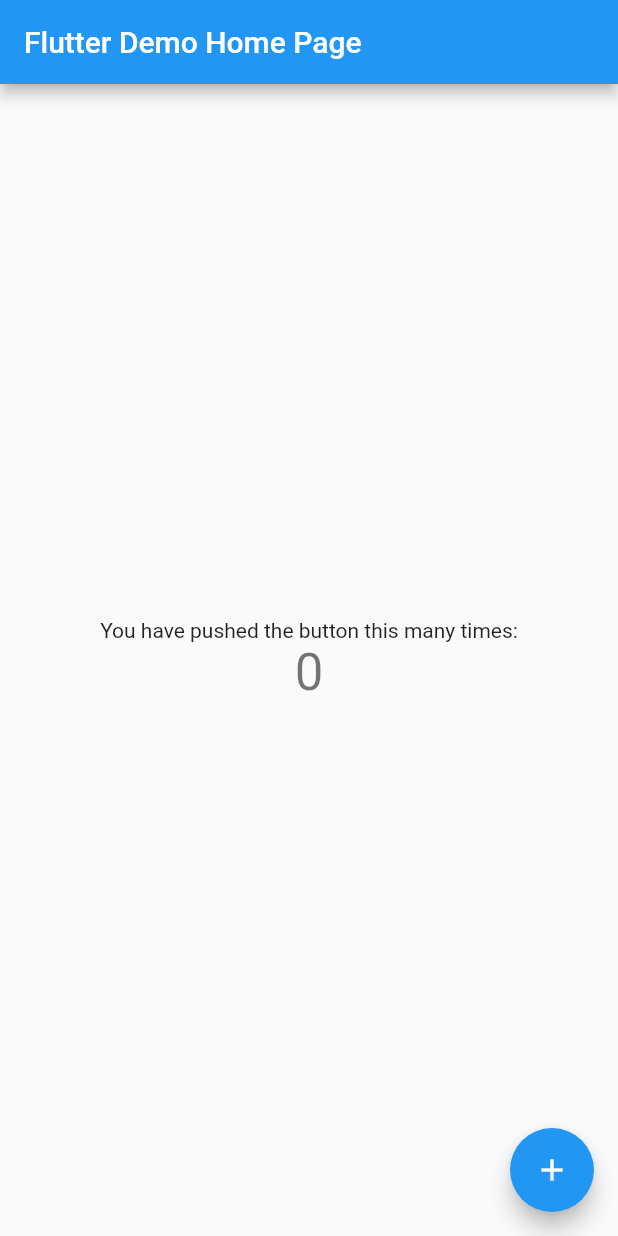
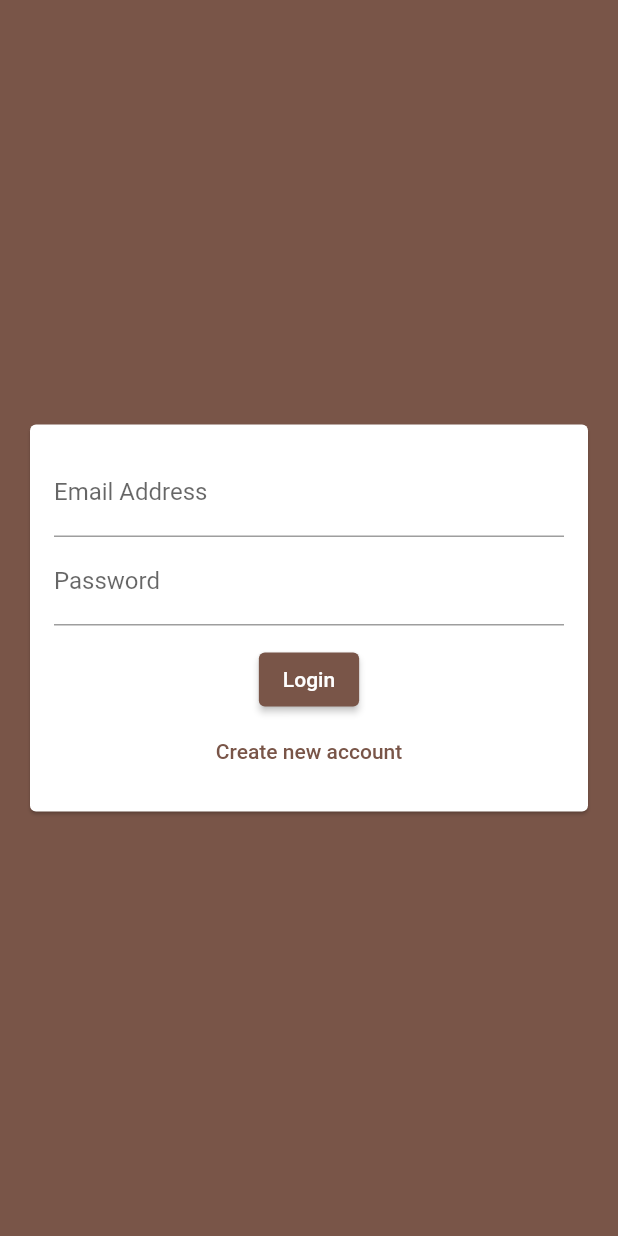
Before and after one commit to IzzulhaqFS/flutter_chat_app, a Flutter app: the screen it shows after launch, on a phone screen of 412 x 824 dp. Run offline on Flutter 3.47's test engine with Material 2 defaults, Android fonts, the phone set to English and light mode, and no system bars; our stand-ins replace cloud_firestore, firebase_auth, firebase_storage, image_picker; accounts and stored records are empty.

Commit message:
Signup & Login Page and Login FE

```diff
--- a/lib/main.dart
+++ b/lib/main.dart
@@ -1,3 +1,4 @@
+import 'package:chat_app_theozu/screens/auth_screen.dart';
 import 'package:flutter/material.dart';
 
 void main() {
@@ -7,109 +8,22 @@
 class MyApp extends StatelessWidget {
   const MyApp({super.key});
 
-  // This widget is the root of your application.
   @override
   Widget build(BuildContext context) {
     return MaterialApp(
       title: 'Flutter Demo',
       theme: ThemeData(
-        // This is the theme of your application.
-        //
-        // Try running your application with "flutter run". You'll see the
-        // application has a blue toolbar. Then, without quitting the app, try
-        // changing the primarySwatch below to Colors.green and then invoke
-        // "hot reload" (press "r" in the console where you ran "flutter run",
-        // or simply save your changes to "hot reload" in a Flutter IDE).
-        // Notice that the counter didn't reset back to zero; the application
-        // is not restarted.
-        primarySwatch: Colors.blue,
+        primarySwatch: Colors.brown,
+        backgroundColor: Colors.grey,
+        buttonTheme: ButtonTheme.of(context).copyWith(
+          buttonColor: Colors.brown,
+          textTheme: ButtonTextTheme.primary,
+          shape: RoundedRectangleBorder(
+            borderRadius: BorderRadius.circular(20),
+          ),
+        ),
       ),
-      home: const MyHomePage(title: 'Flutter Demo Home Page'),
+      home: const AuthScreen(),
     );
   }
 }
-
-class MyHomePage extends StatefulWidget {
-  const MyHomePage({super.key, required this.title});
-
-  // This widget is the home page of your application. It is stateful, meaning
-  // that it has a State object (defined below) that contains fields that affect
-  // how it looks.
-
-  // This class is the configuration for the state. It holds the values (in this
-  // case the title) provided by the parent (in this case the App widget) and
-  // used by the build method of the State. Fields in a Widget subclass are
-  // always marked "final".
-
-  final String title;
-
-  @override
-  State<MyHomePage> createState() => _MyHomePageState();
-}
-
-class _MyHomePageState extends State<MyHomePage> {
-  int _counter = 0;
-
-  void _incrementCounter() {
-    setState(() {
-      // This call to setState tells the Flutter framework that something has
-      // changed in this State, which causes it to rerun the build method below
-      // so that the display can reflect the updated values. If we changed
-      // _counter without calling setState(), then the build method would not be
-      // called again, and so nothing would appear to happen.
-      _counter++;
-    });
-  }
-
-  @override
-  Widget build(BuildContext context) {
-    // This method is rerun every time setState is called, for instance as done
-    // by the _incrementCounter method above.
-    //
-    // The Flutter framework has been optimized to make rerunning build methods
-    // fast, so that you can just rebuild anything that needs updating rather
-    // than having to individually change instances of widgets.
-    return Scaffold(
-      appBar: AppBar(
-        // Here we take the value from the MyHomePage object that was created by
-        // the App.build method, and use it to set our appbar title.
-        title: Text(widget.title),
-      ),
-      body: Center(
-        // Center is a layout widget. It takes a single child and positions it
-        // in the middle of the parent.
-        child: Column(
-          // Column is also a layout widget. It takes a list of children and
-          // arranges them vertically. By default, it sizes itself to fit its
-          // children horizontally, and tries to be as tall as its parent.
-          //
-          // Invoke "debug painting" (press "p" in the console, choose the
-          // "Toggle Debug Paint" action from the Flutter Inspector in Android
-          // Studio, or the "Toggle Debug Paint" command in Visual Studio Code)
-          // to see the wireframe for each widget.
-          //
-          // Column has various properties to control how it sizes itself and
-          // how it positions its children. Here we use mainAxisAlignment to
-          // center the children vertically; the main axis here is the vertical
-          // axis because Columns are vertical (the cross axis would be
-          // horizontal).
-          mainAxisAlignment: MainAxisAlignment.center,
-          children: <Widget>[
-            const Text(
-              'You have pushed the button this many times:',
-            ),
-            Text(
-              '$_counter',
-              style: Theme.of(context).textTheme.headlineMedium,
-            ),
-          ],
-        ),
-      ),
-      floatingActionButton: FloatingActionButton(
-        onPressed: _incrementCounter,
-        tooltip: 'Increment',
-        child: const Icon(Icons.add),
-      ), // This trailing comma makes auto-formatting nicer for build methods.
-    );
-  }
-}
--- /dev/null
+++ b/lib/screens/auth_screen.dart
@@ -0,0 +1,85 @@
+import 'dart:io';
+
+import 'package:chat_app_theozu/widgets/form/auth_form.dart';
+import 'package:cloud_firestore/cloud_firestore.dart';
+import 'package:firebase_auth/firebase_auth.dart';
+import 'package:firebase_storage/firebase_storage.dart';
+import 'package:flutter/material.dart';
+import 'package:flutter/services.dart';
+
+class AuthScreen extends StatefulWidget {
+  const AuthScreen({super.key});
+
+  @override
+  State<AuthScreen> createState() => _AuthScreenState();
+}
+
+class _AuthScreenState extends State<AuthScreen> {
+  final _auth = FirebaseAuth.instance;
+  var _isLoading = false;
+
+  void _submitAuthForm(
+    String email,
+    String name,
+    String password,
+    File? image,
+    bool isLogin,
+    BuildContext context,
+  ) async {
+    UserCredential authResult;
+    try {
+      setState(() {
+        _isLoading = true;
+      });
+
+      if (isLogin) {
+        authResult = await _auth.signInWithEmailAndPassword(
+            email: email, password: password);
+      } else {
+        authResult = await _auth.createUserWithEmailAndPassword(
+            email: email, password: password);
+        final ref = FirebaseStorage.instance
+            .ref()
+            .child('user_image')
+            .child(authResult.user!.uid + '.jpg');
+
+        await ref.putFile(image!);
+
+        final url = await ref.getDownloadURL();
+
+        await FirebaseFirestore.instance
+            .collection('users')
+            .doc(authResult.user!.uid)
+            .set({'username': name, 'email': email, 'image_url': url});
+      }
+    } on PlatformException catch (err) {
+      var msg = 'An error accurred, please check your credentials.';
+      if (err.message != null) {
+        msg = err.message!;
+      }
+
+      ScaffoldMessenger.of(context).showSnackBar(
+        SnackBar(
+          content: Text(msg),
+          backgroundColor: Theme.of(context).errorColor,
+        ),
+      );
+      setState(() {
+        _isLoading = false;
+      });
+    } catch (err) {
+      print(err);
+      setState(() {
+        _isLoading = false;
+      });
+    }
+  }
+
+  @override
+  Widget build(BuildContext context) {
+    return Scaffold(
+      backgroundColor: Theme.of(context).primaryColor,
+      body: AuthForm(isLoading: _isLoading, submitFn: _submitAuthForm),
+    );
+  }
+}
--- /dev/null
+++ b/lib/widgets/form/auth_form.dart
@@ -0,0 +1,158 @@
+// ignore_for_file: public_member_api_docs, sort_constructors_first
+import 'dart:io';
+
+import 'package:flutter/material.dart';
+
+import '../user_image_picker.dart';
+
+class AuthForm extends StatefulWidget {
+  final bool isLoading;
+  final void Function(
+    String email,
+    String password,
+    String userName,
+    File? image,
+    bool isLogin,
+    BuildContext context,
+  ) submitFn;
+  const AuthForm({
+    Key? key,
+    required this.isLoading,
+    required this.submitFn,
+  }) : super(key: key);
+
+  @override
+  State<AuthForm> createState() => _AuthFormState();
+}
+
+class _AuthFormState extends State<AuthForm> {
+  final _formKey = GlobalKey<FormState>();
+  var _isLogin = true;
+  var _userEmail = '';
+  var _userName = '';
+  var _userPassword = '';
+  File? _userImageFile;
+
+  void _pickedImage(File image) {
+    _userImageFile = image;
+  }
+
+  void _trySubmit() {
+    final isValid = _formKey.currentState?.validate();
+    FocusScope.of(context).unfocus();
+
+    if (!_isLogin && _userImageFile == null) {
+      ScaffoldMessenger.of(context).showSnackBar(
+        SnackBar(
+          content: const Text('Please pick an image.'),
+          backgroundColor: Theme.of(context).errorColor,
+        ),
+      );
+    }
+
+    if (isValid!) {
+      _formKey.currentState?.save();
+      widget.submitFn(_userEmail.trim(), _userPassword.trim(), _userName.trim(),
+          _userImageFile, _isLogin, context);
+    }
+  }
+
+  @override
+  Widget build(BuildContext context) {
+    return Center(
+      child: Card(
+        margin: const EdgeInsets.all(20),
+        child: SingleChildScrollView(
+          child: Padding(
+            padding: const EdgeInsets.all(16),
+            child: Form(
+              key: _formKey,
+              child: Column(
+                mainAxisSize: MainAxisSize.min,
+                children: [
+                  if (!_isLogin)
+                    UserImagePicker(
+                        key: UniqueKey(), imagePickFn: _pickedImage),
+                  TextFormField(
+                    key: const ValueKey('Email'),
+                    autocorrect: false,
+                    textCapitalization: TextCapitalization.none,
+                    enableSuggestions: false,
+                    validator: (value) {
+                      if (value!.isEmpty || value.contains('@')) {
+                        return 'Please enter a valid email address.';
+                      }
+                      return null;
+                    },
+                    keyboardType: TextInputType.emailAddress,
+                    decoration: const InputDecoration(
+                      labelText: 'Email Address',
+                    ),
+                    onSaved: (value) {
+                      _userEmail = value!;
+                    },
+                  ),
+                  if (!_isLogin)
+                    TextFormField(
+                      key: const ValueKey('Username'),
+                      autocorrect: true,
+                      textCapitalization: TextCapitalization.words,
+                      enableSuggestions: false,
+                      validator: (value) {
+                        if (value!.isEmpty || value.length < 4) {
+                          return 'Please enter at least 4 characters.';
+                        }
+                        return null;
+                      },
+                      decoration: const InputDecoration(
+                        labelText: 'Username',
+                      ),
+                      onSaved: (value) {
+                        _userName = value!;
+                      },
+                    ),
+                  TextFormField(
+                    key: const ValueKey('Password'),
+                    validator: (value) {
+                      if (value!.isEmpty || value.length < 7) {
+                        return 'Password must be at least 7 characters long.';
+                      }
+                      return null;
+                    },
+                    decoration: const InputDecoration(
+                      labelText: 'Password',
+                    ),
+                    obscureText: true,
+                    onSaved: (value) {
+                      _userPassword = value!;
+                    },
+                  ),
+                  const SizedBox(
+                    height: 12,
+                  ),
+                  if (widget.isLoading) const CircularProgressIndicator(),
+                  if (!widget.isLoading)
+                    ElevatedButton(
+                      onPressed: _trySubmit,
+                      child: Text(_isLogin ? 'Login' : 'Sign Up'),
+                    ),
+                  if (!widget.isLoading)
+                    TextButton(
+                      onPressed: () {
+                        setState(() {
+                          _isLogin = !_isLogin;
+                        });
+                      },
+                      child: Text(_isLogin
+                          ? 'Create new account'
+                          : 'Already have an account'),
+                    ),
+                ],
+              ),
+            ),
+          ),
+        ),
+      ),
+    );
+  }
+}
```
Also changed, not shown: lib/widgets/user_image_picker.dart (added, +51 -0 lines), pubspec.yaml (+8 -12 lines), pubspec.lock, 7 other files.
